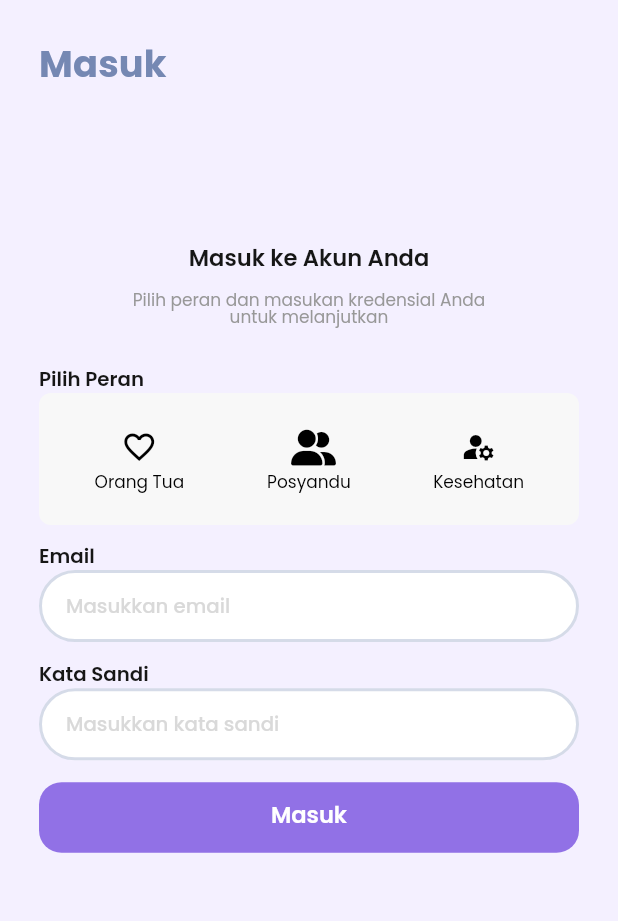
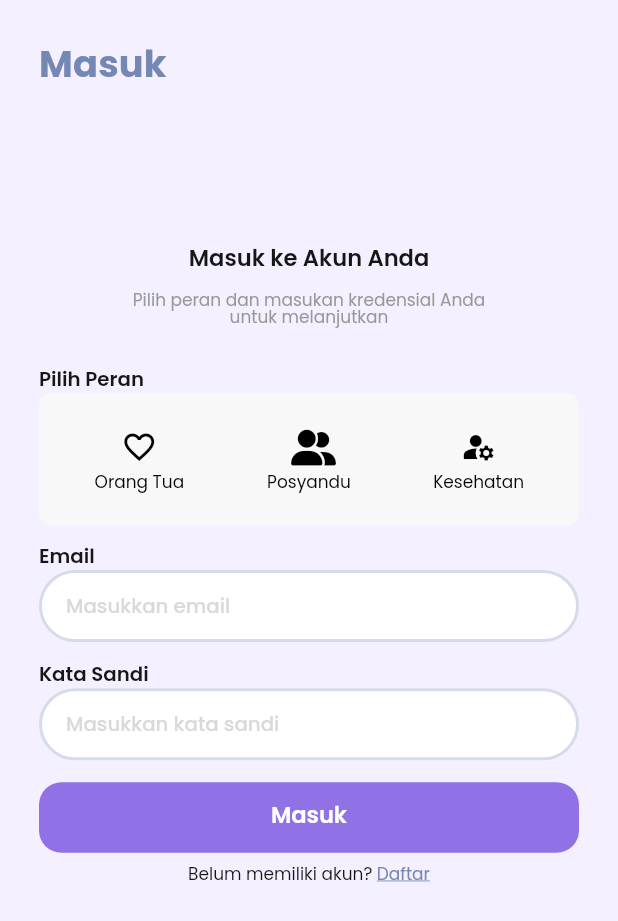
Before and after one commit to Rifqi-Setiawan/TumbuhKita, a Flutter app: the screen it shows after launch, on a phone screen of 412 x 824 dp. Shown: the top 921 px of the screen. Run offline on Flutter 3.47's test engine with Material 3 defaults, Android fonts, the light colour scheme and no system bars; our stand-ins replace flutter_screenutil, font_awesome_flutter, get.

Commit message:
menyelesaikan login page

```diff
--- a/lib/app/modules/login/views/login_view.dart
+++ b/lib/app/modules/login/views/login_view.dart
@@ -1,3 +1,4 @@
+import 'package:flutter/gestures.dart';
 import 'package:flutter/material.dart';
 import 'package:flutter_screenutil/flutter_screenutil.dart';
 import 'package:font_awesome_flutter/font_awesome_flutter.dart';
@@ -5,6 +6,7 @@ import 'package:font_awesome_flutter/font_awesome_flutter.dart';
 import 'package:get/get.dart';
 import 'package:tumbuh_kita/app/core/theme/app_text_styles.dart';
 import 'package:tumbuh_kita/app/core/theme/colors.dart';
+import 'package:tumbuh_kita/app/routes/app_pages.dart';
 import 'package:tumbuh_kita/app/widgets/buttons/custom_button_auth.dart';
 import 'package:tumbuh_kita/app/widgets/cards/custom_role_auth.dart';
 import 'package:tumbuh_kita/app/widgets/inputs/custom_text_field_auth.dart';
@@ -98,32 +100,39 @@ class LoginView extends GetView<LoginController> {
                 label: "Email",
                 hintText: "Masukkan email",
               ),
-              SizedBox(height: 15,),
+              SizedBox(height: 15),
               CustomTextFieldAuth(
                 controller: controller.passwordController,
                 label: "Kata Sandi",
                 hintText: "Masukkan kata sandi",
               ),
               SizedBox(height: 15.sp),
-              CustomButtonAuth(text: "Masuk", onPressed: (){}),
-              // RichText(
-              //       text: TextSpan(
-              //         text: 'Belum memiliki akun? ',
-              //         style: AppTextStyles.body3Regular.copyWith(
-              //           color: AppColors.neutral90
-              //         ),
-              //         children: [
-              //           TextSpan(
-              //             text: 'Daftar sekarang!',
-              //             style: TextStyle(
-              //               color: ,
-              //               decoration: TextDecoration.underline,
-              //             ),
-              //             recognizer: TapGestureRecognizer()
-              //               ..onTap = () {
-              //                 Get.toNamed(Routes.REGISTER);
-              //               },
-              //           ),
+              CustomButtonAuth(text: "Masuk", onPressed: () {}),
+              SizedBox(
+                height: 10.sp,
+              ),
+              RichText(
+                text: TextSpan(
+                  text: 'Belum memiliki akun? ',
+                  style: AppTextStyles.body3Regular.copyWith(
+                    color: AppColors.neutral90,
+                  ),
+                  children: [
+                    TextSpan(
+                      text: 'Daftar',
+                      style: AppTextStyles.body3Regular.copyWith(
+                        color: AppColors.primary90,
+                        decoration: TextDecoration.underline,
+                      ),
+                      recognizer:
+                          TapGestureRecognizer()
+                            ..onTap = () {
+                              Get.toNamed(Routes.REGISTER);
+                            },
+                    ),
+                  ],
+                ),
+              ),
             ],
           ),
         ),
--- a/lib/app/routes/app_routes.dart
+++ b/lib/app/routes/app_routes.dart
@@ -5,10 +5,12 @@ abstract class Routes {
   Routes._();
   static const HOME = _Paths.HOME;
   static const LOGIN = _Paths.LOGIN;
+  static const REGISTER = _Paths.REGISTER;
 }
 
 abstract class _Paths {
   _Paths._();
   static const HOME = '/home';
   static const LOGIN = '/login';
+  static const REGISTER = '/register';
 }
```
Also changed, not shown: lib/app/modules/register/bindings/register_binding.dart (added, +12 -0 lines), lib/app/modules/register/controllers/register_controller.dart (added, +23 -0 lines), lib/app/modules/register/views/register_view.dart (added, +24 -0 lines), lib/app/routes/app_pages.dart (+7 -0 lines).
